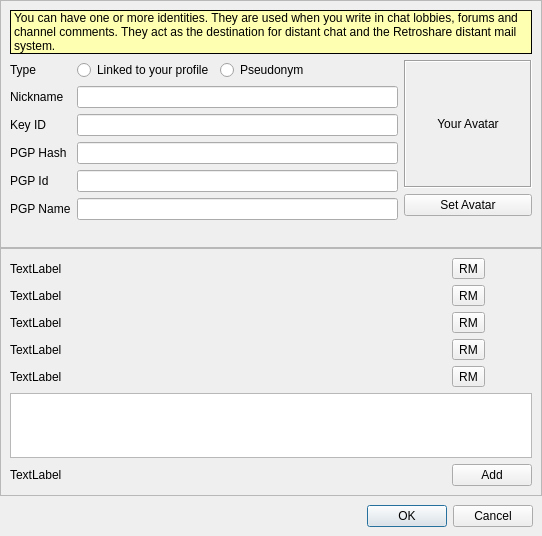
Before: the Qt Designer form retroshare-gui/src/gui/Identity/IdEditDialog.ui in RetroShare/RetroShare, drawn with Qt 5.
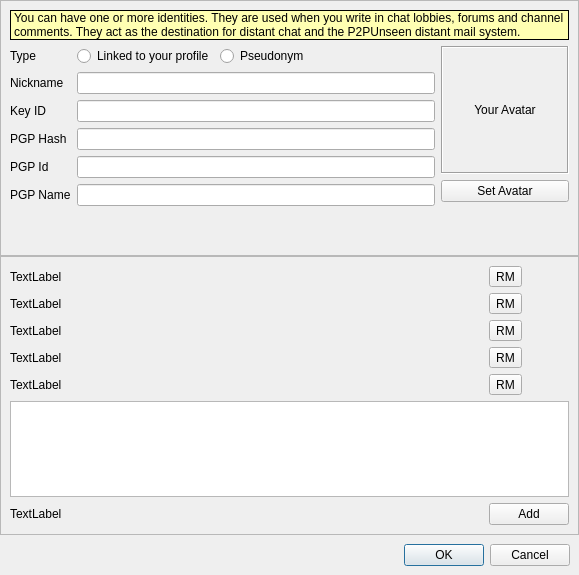
After: the same form once the commit is applied. Icons and pictures are not drawn. Custom widgets are drawn as their Qt base class.

Commit message: replace P2PUnseen text in .ui file

Diff of the .ui file:
```diff
--- a/retroshare-gui/src/gui/Identity/IdEditDialog.ui
+++ b/retroshare-gui/src/gui/Identity/IdEditDialog.ui
@@ -6,8 +6,8 @@
    <rect>
     <x>0</x>
     <y>0</y>
-    <width>542</width>
-    <height>536</height>
+    <width>579</width>
+    <height>575</height>
    </rect>
   </property>
   <property name="sizePolicy">
@@ -127,7 +127,7 @@
          <enum>QFrame::Box</enum>
         </property>
         <property name="text">
-         <string>You can have one or more identities. They are used when you write in chat lobbies, forums and channel comments. They act as the destination for distant chat and the Retroshare distant mail system.</string>
+         <string>You can have one or more identities. They are used when you write in chat lobbies, forums and channel comments. They act as the destination for distant chat and the P2PUnseen distant mail system.</string>
         </property>
         <property name="wordWrap">
          <bool>true</bool>
```
The commit also changes 33 other files.
